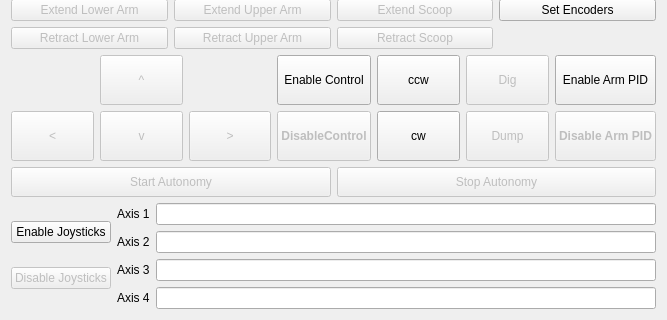
Old version of the form src/tfr_mission_control/src/tfr_mission_control/mission_control.ui in the repository dghani/NasaRmc2019; both pictures show x 0 to 667 and y 293 to 613 of the 667 by 613 pixel window.
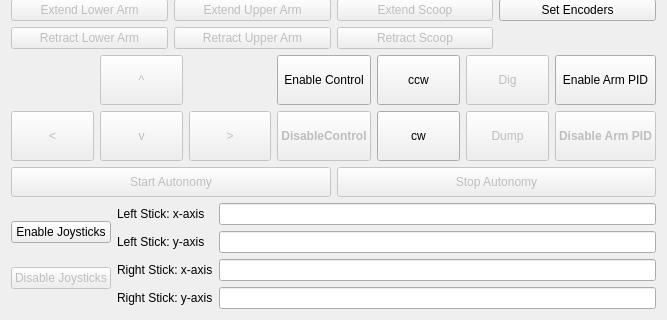
New version of the form.

Commit message: Renamed UI Axes labels and made them functional

Patch:
```diff
--- a/src/tfr_mission_control/src/tfr_mission_control/mission_control.ui
+++ b/src/tfr_mission_control/src/tfr_mission_control/mission_control.ui
@@ -626,44 +626,44 @@
      <item>
       <layout class="QFormLayout" name="joystick_form">
        <item row="0" column="0">
-        <widget class="QLabel" name="joy_axis1_label">
+        <widget class="QLabel" name="joy_axis0_label">
          <property name="text">
-          <string>Axis 1</string>
+          <string>Left Stick: x-axis</string>
          </property>
         </widget>
        </item>
        <item row="1" column="0">
-        <widget class="QLabel" name="joy_axis2_label">
+        <widget class="QLabel" name="joy_axis1_label">
          <property name="text">
-          <string>Axis 2</string>
+          <string>Left Stick: y-axis</string>
          </property>
         </widget>
        </item>
        <item row="2" column="0">
-        <widget class="QLabel" name="joy_axis3_label">
+        <widget class="QLabel" name="joy_axis2_label">
          <property name="text">
-          <string>Axis 3</string>
+          <string>Right Stick: x-axis</string>
          </property>
         </widget>
        </item>
        <item row="3" column="0">
-        <widget class="QLabel" name="joy_axis4_label">
+        <widget class="QLabel" name="joy_axis3_label">
          <property name="text">
-          <string>Axis 4</string>
+          <string>Right Stick: y-axis</string>
          </property>
         </widget>
        </item>
        <item row="0" column="1">
-        <widget class="QLineEdit" name="joy_axis1_display"/>
+        <widget class="QLineEdit" name="joy_axis0_display"/>
        </item>
        <item row="1" column="1">
-        <widget class="QLineEdit" name="joy_axis2_display"/>
+        <widget class="QLineEdit" name="joy_axis1_display"/>
        </item>
        <item row="2" column="1">
-        <widget class="QLineEdit" name="joy_axis3_display"/>
+        <widget class="QLineEdit" name="joy_axis2_display"/>
        </item>
        <item row="3" column="1">
-        <widget class="QLineEdit" name="joy_axis4_display"/>
+        <widget class="QLineEdit" name="joy_axis3_display"/>
        </item>
       </layout>
      </item>
```
The commit also changes 1 other file.
